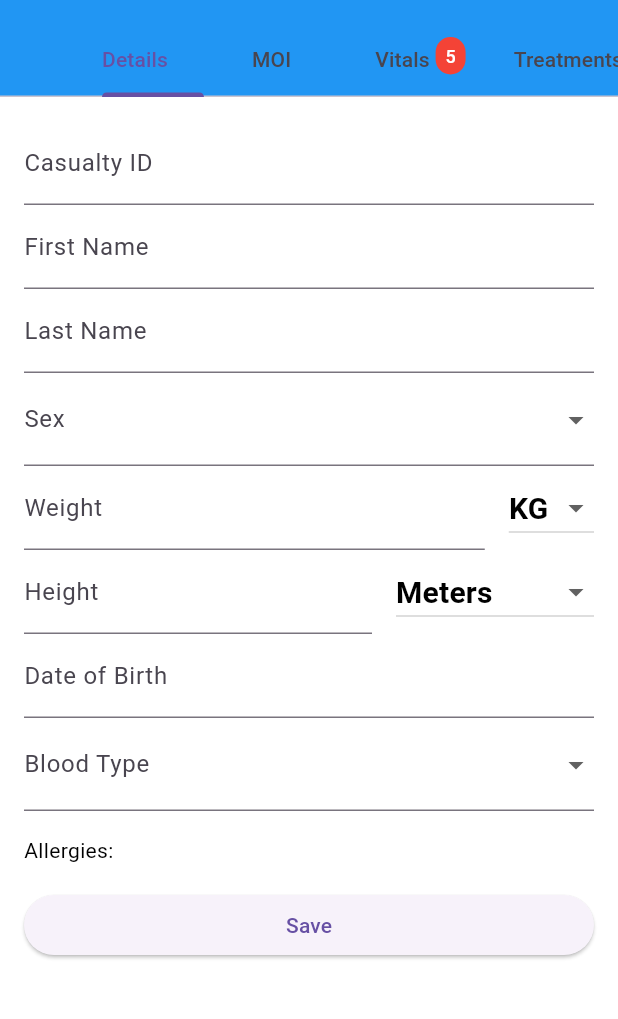
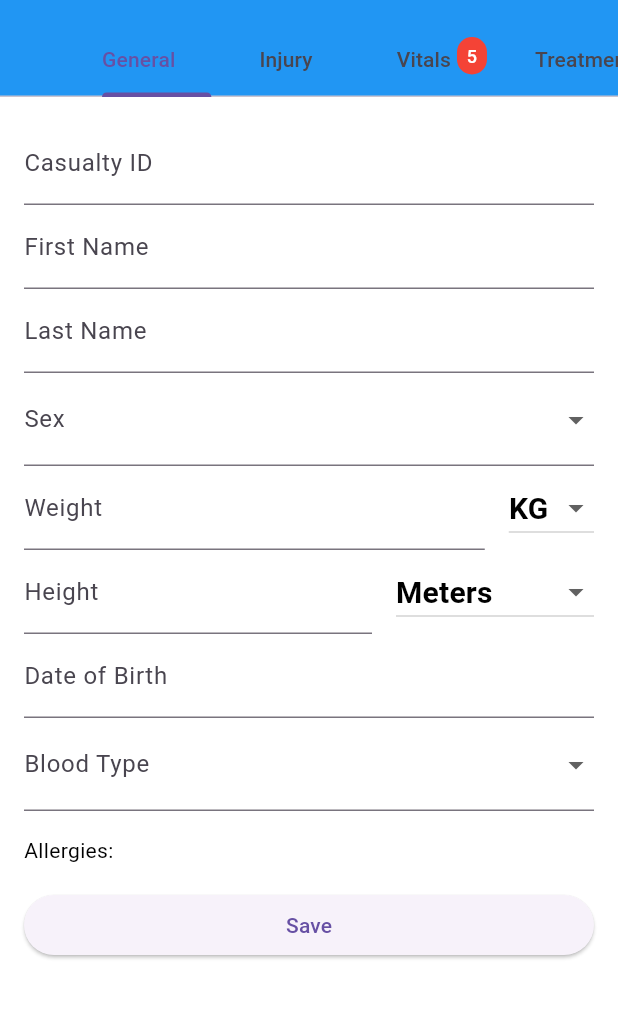
Before and after one commit to rjk2011/sw-mcp-v2, a Flutter app: the CasualtyDetailHome screen opened directly, on a phone screen of 412 x 824 dp, the part 59-1078 px from its top. Run offline on Flutter 3.47's test engine with Material 3 defaults, Android fonts, the light colour scheme and no system bars.

Commit message:
Updated tab names

```diff
--- a/lib/screens/casualty_detail/casualty_detail_home.dart
+++ b/lib/screens/casualty_detail/casualty_detail_home.dart
@@ -87,8 +87,8 @@ class _CasualtyDetailHomeState extends State<CasualtyDetailHome> with SingleTick
             controller: _tabController,
             isScrollable: false, // Use full width in landscape mode
             tabs: [
-              buildTabWithBadge('Details'),
-              buildTabWithBadge('MOI'),
+              buildTabWithBadge('General'),
+              buildTabWithBadge('Injury'),
               buildTabWithBadge('Vitals'),
               buildTabWithBadge('Treatments'),
               buildTabWithBadge('Complications'),
@@ -101,8 +101,8 @@ class _CasualtyDetailHomeState extends State<CasualtyDetailHome> with SingleTick
               controller: _tabController,
               isScrollable: true, // Scrollable in portrait mode
               tabs: [
-                buildTabWithBadge('Details'),
-                buildTabWithBadge('MOI'),
+                buildTabWithBadge('General'),
+                buildTabWithBadge('Injury'),
                 buildTabWithBadge('Vitals'),
                 buildTabWithBadge('Treatments'),
                 buildTabWithBadge('Complications'),
```
